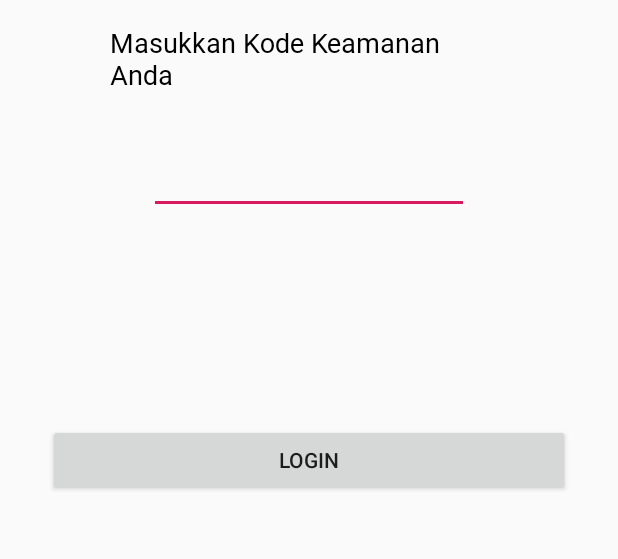
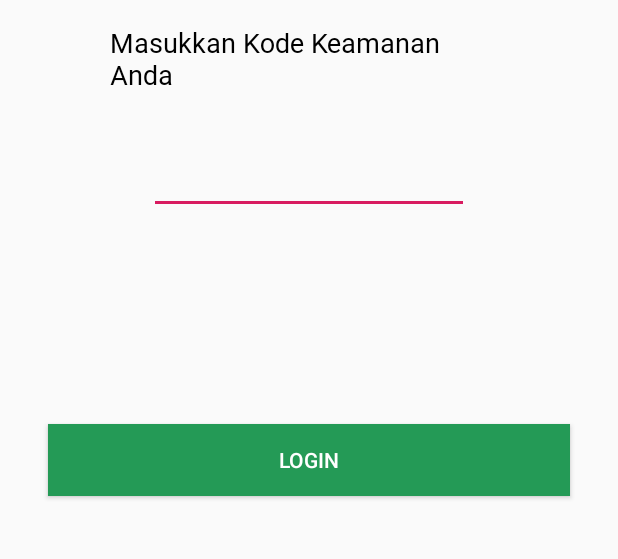
Before and after one commit to FakhryanZ/smartkos-android, an Android app: the screen it shows after launch (Login), on a phone screen of 412 x 824 dp, the part 65-624 px from its top. Run offline under Robolectric (Android 15) with nearby library versions, the phone set to English and light mode, and no system bars.

Commit message:
edit button login

```diff
--- a/app/src/main/res/layout/activity_login.xml
+++ b/app/src/main/res/layout/activity_login.xml
@@ -62,6 +62,8 @@
         android:layout_marginStart="32dp"
         android:layout_marginEnd="32dp"
         android:text="Login"
+        android:textColor="@color/white"
+        android:background="@color/darkGreen"
         app:layout_constraintBottom_toTopOf="@+id/guideline10"
         app:layout_constraintEnd_toEndOf="parent"
         app:layout_constraintStart_toStartOf="parent"
```
